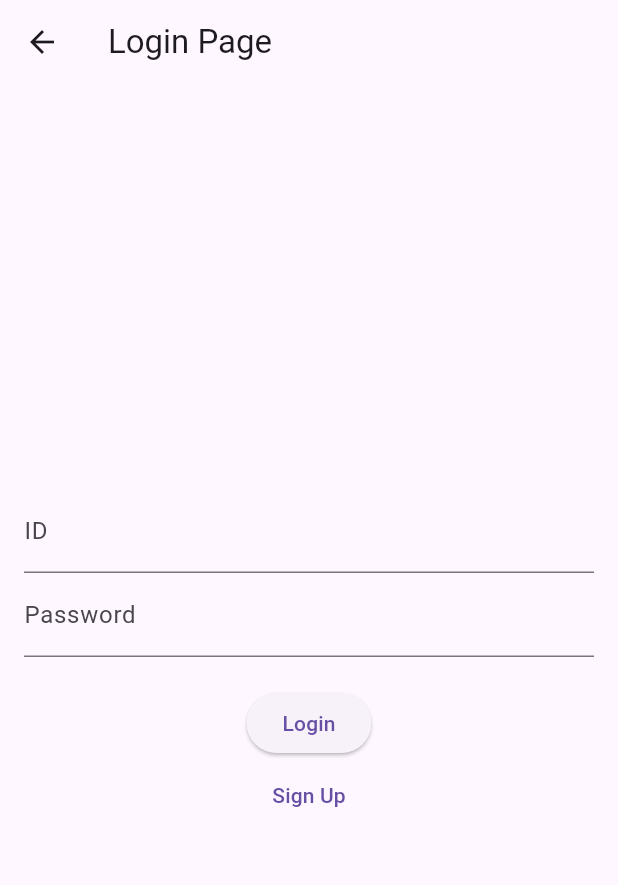
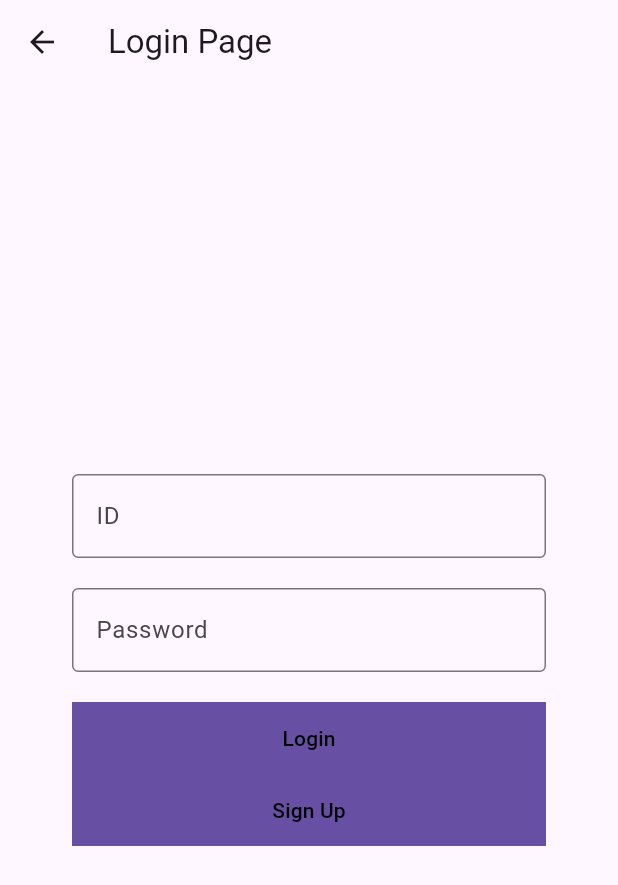
Before and after one commit to 1di0t/EatPrint, a Flutter app: the LoginPage screen opened directly, on a phone screen of 412 x 824 dp. Shown: the top 885 px of the screen. Run offline on Flutter 3.47's test engine with Material 3 defaults, Android fonts, the phone set to English and light mode, and no system bars; our stand-ins replace image_picker, shared_preferences; accounts and stored records are empty.

Commit message:
feat: first login page design

```diff
--- a/lib/screens/login_page.dart
+++ b/lib/screens/login_page.dart
@@ -4,6 +4,7 @@ import 'package:shared_preferences/shared_preferences.dart';
 import 'home_page.dart';
 import 'signup_page.dart';
 import '../api/auth_api.dart';
+import 'dart:developer' as developer;
 
 class LoginPage extends StatefulWidget {
   const LoginPage({super.key});
@@ -21,6 +22,7 @@ class _LoginPageState extends State<LoginPage> {
   Future<void> _loginAndSave() async {
     final result =
         await login(_useridController.text, _passwordController.text);
+    developer.log('result: $result', name: 'login');
     final statusCode = result['statusCode'];
     final body = result['body'];
 
@@ -45,7 +47,7 @@ class _LoginPageState extends State<LoginPage> {
 
   @override
   Widget build(BuildContext context) {
-    if (isLogined) {
+    if (isLogined == true) {
       Future.microtask(() {
         Navigator.pushReplacement(
           context,
@@ -56,37 +58,60 @@ class _LoginPageState extends State<LoginPage> {
     return Scaffold(
       appBar: AppBar(title: const Text('Login Page')),
       body: Padding(
-        padding: const EdgeInsets.all(16.0),
+        padding: const EdgeInsets.all(16 * 3),
         child: Column(
           mainAxisAlignment: MainAxisAlignment.center,
           children: <Widget>[
             TextField(
               controller: _useridController,
-              decoration: const InputDecoration(labelText: 'ID'),
+              decoration: const InputDecoration(
+                labelText: 'ID',
+                hintText: 'Enter your ID',
+                border: OutlineInputBorder(),
               ),
+            ),
+            const SizedBox(height: 20),
             TextField(
               controller: _passwordController,
-              decoration: const InputDecoration(labelText: 'Password'),
+              decoration: const InputDecoration(
+                labelText: 'Password',
+                hintText: 'Enter your password',
+                border: OutlineInputBorder(),
+              ),
               obscureText: true,
             ),
             const SizedBox(height: 20),
-            ElevatedButton(
+            Container(
+              width: double.infinity,
+              color: Theme.of(context).primaryColor,
+              child: TextButton(
                 onPressed: _loginAndSave,
-              child: const Text('Login'),
+                child: const Text(
+                  'Login',
+                  style: TextStyle(color: Color.fromARGB(255, 0, 0, 0)),
+                ),
+              ),
             ),
             if (_errorMessage != null)
               Text(
                 _errorMessage!,
                 style: const TextStyle(color: Colors.red),
               ),
-            TextButton(
+            Container(
+              width: double.infinity,
+              color: Theme.of(context).primaryColor,
+              child: TextButton(
                 onPressed: () {
                   Navigator.push(
                     context,
                     MaterialPageRoute(builder: (context) => const SignupPage()),
                   );
                 },
-              child: const Text('Sign Up'),
+                child: const Text(
+                  'Sign Up',
+                  style: TextStyle(color: Color.fromARGB(255, 0, 0, 0)),
+                ),
+              ),
             ),
           ],
         ),
```
Lines whose indentation alone changed are shown as unchanged.
